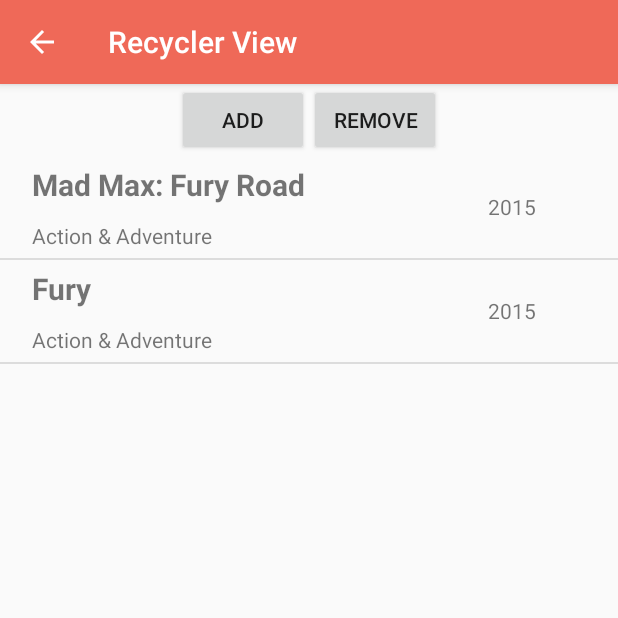
After one commit to sanjogshrestha/AccountDemo, an Android app: the RecyclerActivity screen opened directly, with no data from a screen before it, on a phone screen of 412 x 824 dp, the top half of it. The commit adds this screen. Run offline under Robolectric (Android 15) with nearby library versions, the phone set to English and light mode, and no system bars.

Commit message:
recycler view added

```diff
--- a/app/build.gradle
+++ b/app/build.gradle
@@ -22,6 +22,9 @@ dependencies {
     implementation fileTree(dir: 'libs', include: ['*.jar'])
     implementation 'com.android.support:appcompat-v7:26.1.0'
     implementation 'com.android.support:design:26.1.0'
+    implementation 'com.jakewharton:butterknife:8.8.1'
+    implementation 'com.android.support:recyclerview-v7:26.1.0'
+
     implementation 'com.android.support.constraint:constraint-layout:1.0.2'
     testImplementation 'junit:junit:4.12'
     androidTestImplementation 'com.android.support.test:runner:1.0.1'
--- a/app/src/main/AndroidManifest.xml
+++ b/app/src/main/AndroidManifest.xml
@@ -17,16 +17,24 @@
             </intent-filter>
         </activity>
 
-        <activity android:name=".SignUp"
+        <activity
+            android:name=".SignUp"
             android:parentActivityName=".Login"
             android:label="@string/signup"/>
 
-        <activity android:name=".MainActivity"
+        <activity
+            android:name=".MainActivity"
             android:label="@string/app_name"/>
 
-        <activity android:name=".ListViewArrayAdapter"
+        <activity
+            android:name=".ListViewArrayAdapter"
             android:parentActivityName=".MainActivity"
             android:label="@string/listview"/>
+
+        <activity
+            android:name=".RecyclerActivity"
+            android:label="@string/recycler_view"
+            android:parentActivityName=".MainActivity"/>
     </application>
 
 </manifest>
--- a/app/src/main/java/np/cnblabs/accountdemo/MainActivity.java
+++ b/app/src/main/java/np/cnblabs/accountdemo/MainActivity.java
@@ -51,4 +51,8 @@ public class MainActivity extends AppCompatActivity {
     public void showList(View view) {
         startActivity(new Intent(MainActivity.this, ListViewArrayAdapter.class));
     }
+
+    public void showRecyclerView(View view) {
+        startActivity(new Intent(this, RecyclerActivity.class));
+    }
 }
--- /dev/null
+++ b/app/src/main/java/np/cnblabs/accountdemo/RecyclerActivity.java
@@ -0,0 +1,82 @@
+package np.cnblabs.accountdemo;
+
+import android.os.Bundle;
+import android.support.annotation.Nullable;
+import android.support.v7.app.AppCompatActivity;
+import android.support.v7.widget.DividerItemDecoration;
+import android.support.v7.widget.LinearLayoutManager;
+import android.support.v7.widget.RecyclerView;
+import android.view.View;
+import android.widget.LinearLayout;
+import android.widget.Toast;
+
+import java.util.ArrayList;
+import java.util.List;
+
+import np.cnblabs.accountdemo.adapter.CustomRecyclerAdapter;
+import np.cnblabs.accountdemo.model.Movie;
+
+/**
+ * Created by sanjogstha on 11/20/17.
+ * Innovisto LLC
+ * sanjogshrestha.nepal@gmail.com
+ */
+
+public class RecyclerActivity extends AppCompatActivity{
+    RecyclerView recyclerView;
+    CustomRecyclerAdapter mAdapter;
+    LinearLayout emptyLayout;
+    List<Movie> movieList = new ArrayList<>();
+    RecyclerView.LayoutManager layoutManager;
+
+    @Override
+    protected void onCreate(@Nullable Bundle savedInstanceState) {
+        super.onCreate(savedInstanceState);
+        setContentView(R.layout.activity_recycleview);
+
+        recyclerView = findViewById(R.id.recyclerView);
+        emptyLayout = findViewById(R.id.emptyLayout);
+
+        layoutManager = new LinearLayoutManager(this);
+        recyclerView.setLayoutManager(layoutManager);
+
+        recyclerView.addItemDecoration(new DividerItemDecoration(this, LinearLayoutManager.VERTICAL));
+
+        mAdapter = new CustomRecyclerAdapter(movieList);
+        recyclerView.setAdapter(mAdapter);
+
+        getMovieList();
+
+        mAdapter.setOnClick(new CustomRecyclerAdapter.onClickListener() {
+            @Override
+            public void onClick(View view, int position) {
+                Toast.makeText(RecyclerActivity.this, movieList.get(position).getTitle(), Toast.LENGTH_SHORT).show();
+            }
+        });
+    }
+
+    private void getMovieList() {
+        Movie movie = new Movie("Mad Max: Fury Road", "Action & Adventure", "2015");
+        movieList.add(movie);
+
+        movie = new Movie("Fury", "Action & Adventure", "2015");
+        movieList.add(movie);
+    }
+
+    public void add(View view) {
+        Movie movie = new Movie("Titanic", "Romantic", "1992");
+        movieList.add(movie);
+        if(movieList.size() > 0) {
+            emptyLayout.setVisibility(View.GONE);
+        }
+        mAdapter.notifyItemInserted(movieList.size());
+    }
+
+    public void remove(View view) {
+        movieList.remove(movieList.size()-1);
+        mAdapter.notifyItemRemoved(movieList.size());
+
+        if(movieList.isEmpty())
+            emptyLayout.setVisibility(View.VISIBLE);
+    }
+}
--- /dev/null
+++ b/app/src/main/java/np/cnblabs/accountdemo/adapter/CustomRecyclerAdapter.java
@@ -0,0 +1,73 @@
+package np.cnblabs.accountdemo.adapter;
+
+import android.support.v7.widget.RecyclerView;
+import android.view.LayoutInflater;
+import android.view.View;
+import android.view.ViewGroup;
+import android.widget.TextView;
+
+import java.util.List;
+
+import np.cnblabs.accountdemo.R;
+import np.cnblabs.accountdemo.model.Movie;
+
+/**
+ * Created by sanjogstha on 11/20/17.
+ * Innovisto LLC
+ * sanjogshrestha.nepal@gmail.com
+ */
+
+public class CustomRecyclerAdapter extends RecyclerView.Adapter<CustomRecyclerAdapter.ViewHolder> {
+    private List<Movie> movieList;
+    onClickListener listener;
+
+    public CustomRecyclerAdapter(List<Movie> movieList) {
+        this.movieList = movieList;
+    }
+
+    @Override
+    public ViewHolder onCreateViewHolder(ViewGroup parent, int viewType) {
+        View view = LayoutInflater.from(parent.getContext())
+                .inflate(R.layout.custom_recycler_view, parent, false);
+        return new ViewHolder(view);
+    }
+
+    @Override
+    public void onBindViewHolder(ViewHolder holder, final int position) {
+        Movie movie = movieList.get(position);
+        holder.title.setText(movie.getTitle());
+        holder.category.setText(movie.getCategory());
+        holder.year.setText(movie.getYear());
+    }
+
+    @Override
+    public int getItemCount() {
+        return movieList.size();
+    }
+
+    class ViewHolder extends RecyclerView.ViewHolder{
+        TextView title, category, year;
+        ViewHolder(View itemView) {
+            super(itemView);
+
+            title = itemView.findViewById(R.id.titleTV);
+            category = itemView.findViewById(R.id.categoryTV);
+            year = itemView.findViewById(R.id.yearTV);
+
+            itemView.setOnClickListener(new View.OnClickListener() {
+                @Override
+                public void onClick(View view) {
+                    listener.onClick(view, getAdapterPosition());
+                }
+            });
+        }
+    }
+
+    public void setOnClick(onClickListener listener){
+        this.listener = listener;
+    }
+
+    public interface onClickListener{
+        void onClick(View view, int position);
+    }
+}
--- /dev/null
+++ b/app/src/main/java/np/cnblabs/accountdemo/model/Movie.java
@@ -0,0 +1,43 @@
+package np.cnblabs.accountdemo.model;
+
+/**
+ * Created by sanjogstha on 11/20/17.
+ * Innovisto LLC
+ * sanjogshrestha.nepal@gmail.com
+ */
+
+public class Movie {
+    private String title, category, year;
+
+    public Movie(){}
+
+    public Movie(String title, String category, String year){
+        this.title = title;
+        this.category = category;
+        this.year = year;
+    }
+
+    public String getYear() {
+        return year;
+    }
+
+    public void setYear(String year) {
+        this.year = year;
+    }
+
+    public String getCategory() {
+        return category;
+    }
+
+    public void setCategory(String category) {
+        this.category = category;
+    }
+
+    public String getTitle() {
+        return title;
+    }
+
+    public void setTitle(String title) {
+        this.title = title;
+    }
+}
--- a/app/src/main/res/layout/activity_main.xml
+++ b/app/src/main/res/layout/activity_main.xml
@@ -24,4 +24,10 @@
         android:layout_height="wrap_content"
         android:text="@string/listview"
         android:onClick="showList"/>
+
+    <Button
+        android:layout_width="match_parent"
+        android:layout_height="wrap_content"
+        android:text="@string/recycler_view"
+        android:onClick="showRecyclerView"/>
 </LinearLayout>
--- /dev/null
+++ b/app/src/main/res/layout/activity_recycleview.xml
@@ -0,0 +1,42 @@
+<?xml version="1.0" encoding="utf-8"?>
+<LinearLayout
+    xmlns:android="http://schemas.android.com/apk/res/android"
+    android:orientation="vertical"
+    android:layout_width="match_parent"
+    android:layout_height="match_parent">
+
+    <LinearLayout
+        android:layout_width="match_parent"
+        android:layout_height="wrap_content"
+        android:orientation="horizontal"
+        android:gravity="center_horizontal">
+        <Button
+            android:layout_width="wrap_content"
+            android:layout_height="wrap_content"
+            android:onClick="add"
+            android:text="@string/add"/>
+
+        <Button
+            android:layout_width="wrap_content"
+            android:layout_height="wrap_content"
+            android:onClick="remove"
+            android:text="@string/remove"/>
+    </LinearLayout>
+    <android.support.v7.widget.RecyclerView
+        android:id="@+id/recyclerView"
+        android:scrollbars="vertical"
+        android:layout_width="match_parent"
+        android:layout_height="wrap_content"/>
+
+    <LinearLayout
+        android:id="@+id/emptyLayout"
+        android:visibility="gone"
+        android:layout_width="match_parent"
+        android:layout_height="match_parent"
+        android:gravity="center">
+        <TextView
+            android:layout_width="wrap_content"
+            android:layout_height="wrap_content"
+            android:text="@string/empty_data"/>
+    </LinearLayout>
+</LinearLayout>
--- /dev/null
+++ b/app/src/main/res/layout/custom_recycler_view.xml
@@ -0,0 +1,41 @@
+<?xml version="1.0" encoding="utf-8"?>
+<LinearLayout
+    xmlns:android="http://schemas.android.com/apk/res/android"
+    android:orientation="horizontal"
+    android:layout_width="match_parent"
+    android:layout_height="wrap_content"
+    android:layout_marginStart="@dimen/dimens_16"
+    android:layout_marginEnd="@dimen/dimens_16"
+    android:layout_weight="100">
+
+    <LinearLayout
+        android:layout_width="0dp"
+        android:layout_weight="80"
+        android:layout_height="wrap_content"
+        android:orientation="vertical">
+        <TextView
+            android:id="@+id/titleTV"
+            android:layout_width="wrap_content"
+            android:layout_height="wrap_content"
+            android:textSize="@dimen/font20"
+            android:textStyle="bold"
+            android:padding="@dimen/dimen5"
+            android:text="@string/app_name"/>
+
+        <TextView
+            android:id="@+id/categoryTV"
+            android:layout_width="wrap_content"
+            android:layout_height="wrap_content"
+            android:padding="@dimen/dimen5"
+            android:text="@string/category"/>
+    </LinearLayout>
+
+    <TextView
+        android:id="@+id/yearTV"
+        android:layout_width="0dp"
+        android:layout_weight="20"
+        android:layout_gravity="center"
+        android:padding="@dimen/dimen5"
+        android:layout_height="wrap_content"
+        android:text="@string/year"/>
+</LinearLayout>
--- a/app/src/main/res/values/dimens.xml
+++ b/app/src/main/res/values/dimens.xml
@@ -1,4 +1,6 @@
 <?xml version="1.0" encoding="utf-8"?>
 <resources>
     <dimen name="dimens_16">16dp</dimen>
+    <dimen name="font20">20sp</dimen>
+    <dimen name="dimen5">5dp</dimen>
 </resources>
--- a/app/src/main/res/values/strings.xml
+++ b/app/src/main/res/values/strings.xml
@@ -19,4 +19,10 @@
     <string name="invalid_email">Invalid emal id</string>
     <string name="password_mismatch">Password Mis-match</string>
     <string name="listview">ListView</string>
+    <string name="recycler_view">Recycler View</string>
+    <string name="category">Category</string>
+    <string name="year">Year</string>
+    <string name="add">add</string>
+    <string name="remove">remove</string>
+    <string name="empty_data">We have no data to show</string>
 </resources>
```
